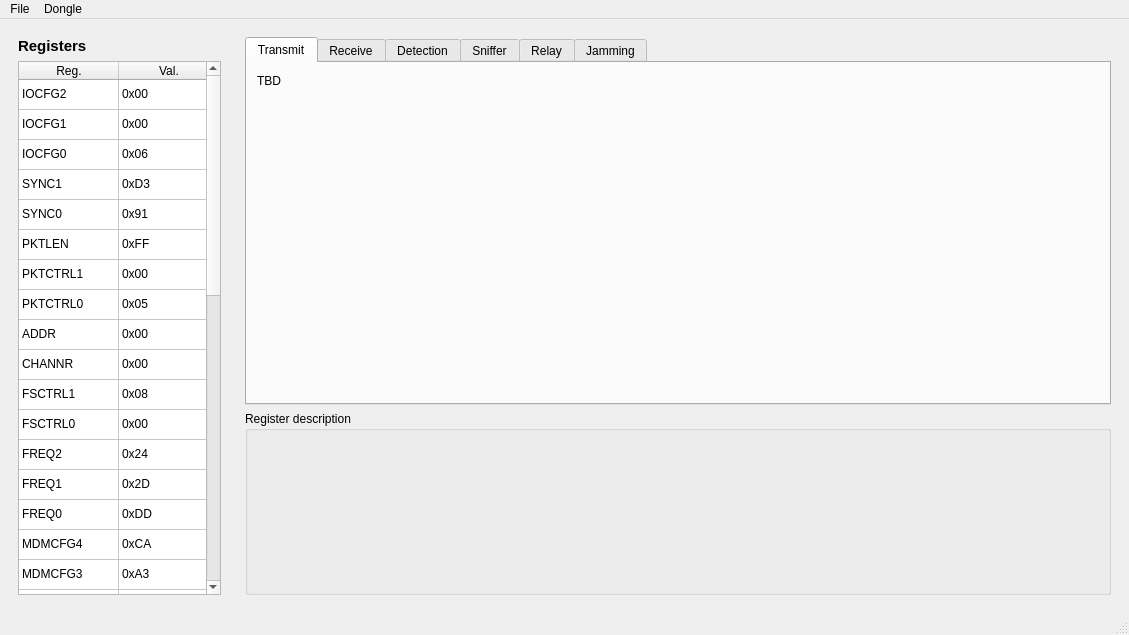
First picture: the form in branches/thedutchguy/clients/gui/cc1111usbgui.ui, repository StephenBlackWasAlreadyTaken/cc1111usb, before the edit.
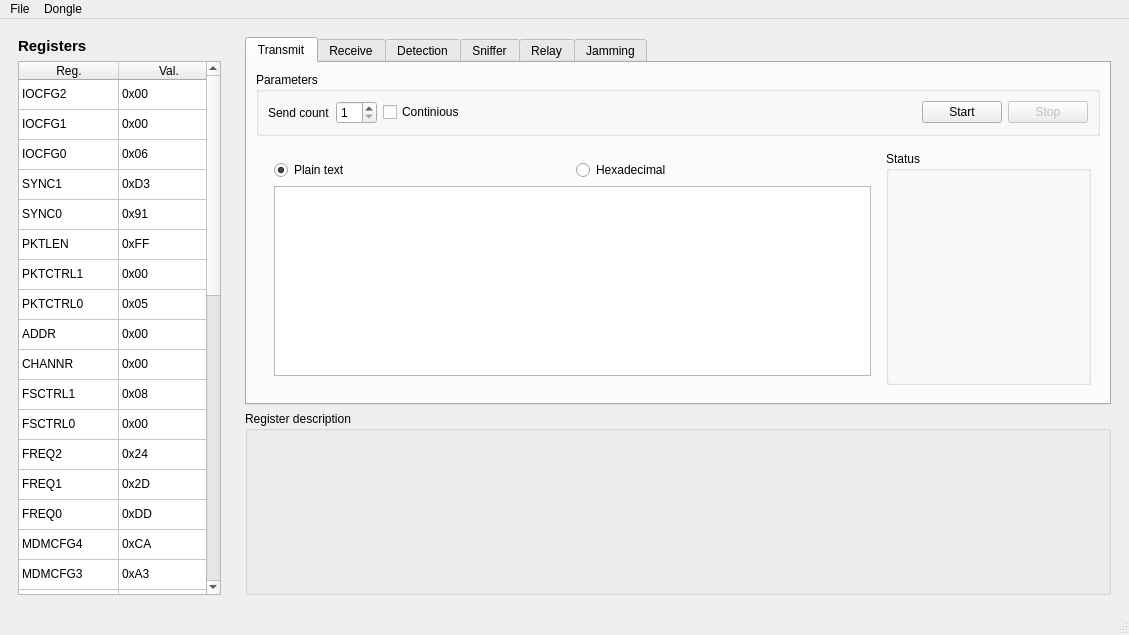
Second picture: the form after the edit. The open tabs and pages were chosen to show the change.

Commit message: Designed transmit tab

```diff
--- a/branches/thedutchguy/clients/gui/cc1111usbgui.ui
+++ b/branches/thedutchguy/clients/gui/cc1111usbgui.ui
@@ -664,19 +664,107 @@
           <attribute name="title">
            <string>Transmit</string>
           </attribute>
-          <widget class="QLabel" name="label_6">
-           <property name="geometry">
-            <rect>
-             <x>10</x>
-             <y>10</y>
-             <width>59</width>
-             <height>16</height>
-            </rect>
-           </property>
-           <property name="text">
-            <string>TBD</string>
-           </property>
-          </widget>
+          <layout class="QVBoxLayout" name="verticalLayout_4" stretch="1,4">
+           <item>
+            <widget class="QGroupBox" name="parameterSendBox">
+             <property name="title">
+              <string>Parameters</string>
+             </property>
+             <layout class="QHBoxLayout" name="horizontalLayout_5">
+              <item>
+               <widget class="QLabel" name="sendcountLabel">
+                <property name="text">
+                 <string>Send count</string>
+                </property>
+               </widget>
+              </item>
+              <item>
+               <widget class="QSpinBox" name="countSendBox">
+                <property name="minimum">
+                 <number>1</number>
+                </property>
+               </widget>
+              </item>
+              <item>
+               <widget class="QCheckBox" name="continiousSendBox">
+                <property name="text">
+                 <string>Continious</string>
+                </property>
+               </widget>
+              </item>
+              <item>
+               <spacer name="sendspacer">
+                <property name="orientation">
+                 <enum>Qt::Horizontal</enum>
+                </property>
+                <property name="sizeHint" stdset="0">
+                 <size>
+                  <width>40</width>
+                  <height>20</height>
+                 </size>
+                </property>
+               </spacer>
+              </item>
+              <item>
+               <widget class="QPushButton" name="startSendButton">
+                <property name="text">
+                 <string>Start</string>
+                </property>
+               </widget>
+              </item>
+              <item>
+               <widget class="QPushButton" name="stopSendButton">
+                <property name="enabled">
+                 <bool>false</bool>
+                </property>
+                <property name="text">
+                 <string>Stop</string>
+                </property>
+               </widget>
+              </item>
+             </layout>
+            </widget>
+           </item>
+           <item>
+            <widget class="QWidget" name="widget_2" native="true">
+             <layout class="QHBoxLayout" name="horizontalLayout_4" stretch="3,1">
+              <item>
+               <widget class="QWidget" name="widget_3" native="true">
+                <layout class="QGridLayout" name="gridLayout">
+                 <item row="0" column="0">
+                  <widget class="QRadioButton" name="radioButton">
+                   <property name="text">
+                    <string>Plain text</string>
+                   </property>
+                   <property name="checked">
+                    <bool>true</bool>
+                   </property>
+                  </widget>
+                 </item>
+                 <item row="0" column="1">
+                  <widget class="QRadioButton" name="radioButton_2">
+                   <property name="text">
+                    <string>Hexadecimal</string>
+                   </property>
+                  </widget>
+                 </item>
+                 <item row="1" column="0" colspan="2">
+                  <widget class="QPlainTextEdit" name="plainTextEdit"/>
+                 </item>
+                </layout>
+               </widget>
+              </item>
+              <item>
+               <widget class="QGroupBox" name="groupBox_2">
+                <property name="title">
+                 <string>Status</string>
+                </property>
+               </widget>
+              </item>
+             </layout>
+            </widget>
+           </item>
+          </layout>
          </widget>
          <widget class="QWidget" name="receiveTab">
           <attribute name="title">
```
Left out of the diff: 12 changed lines with no effect on the pictures. The commit also changes 2 other files.
